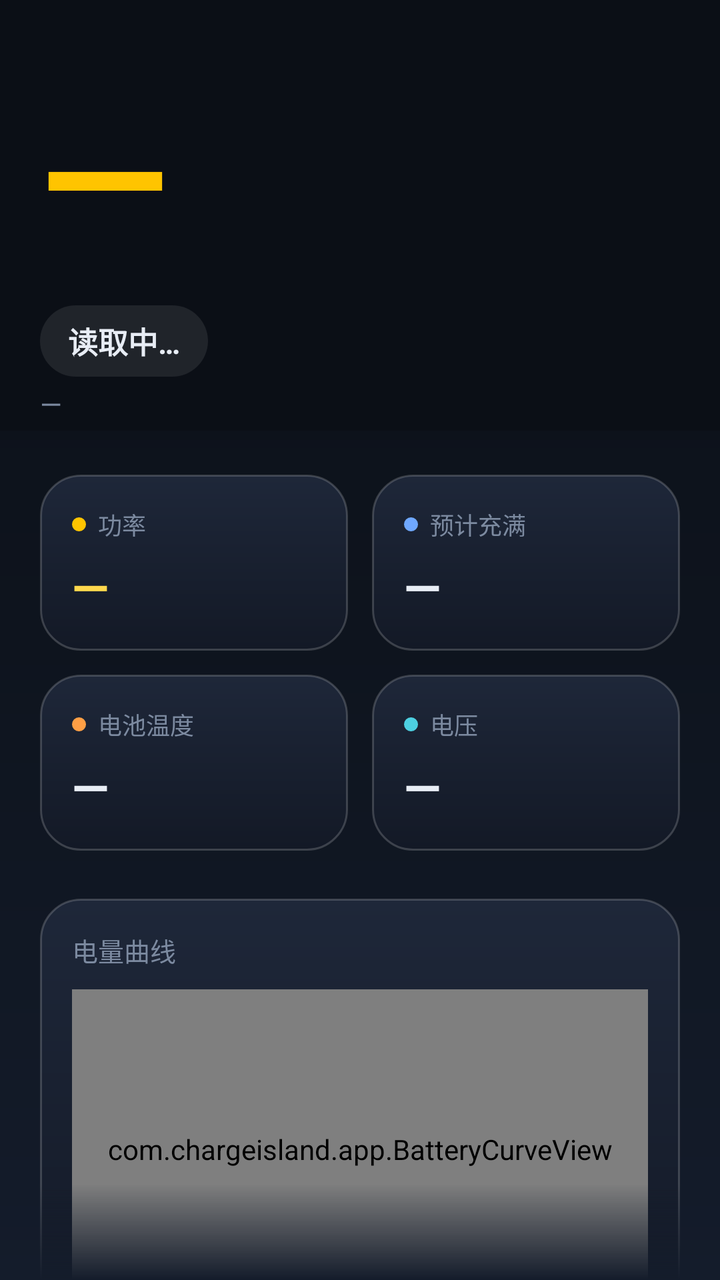
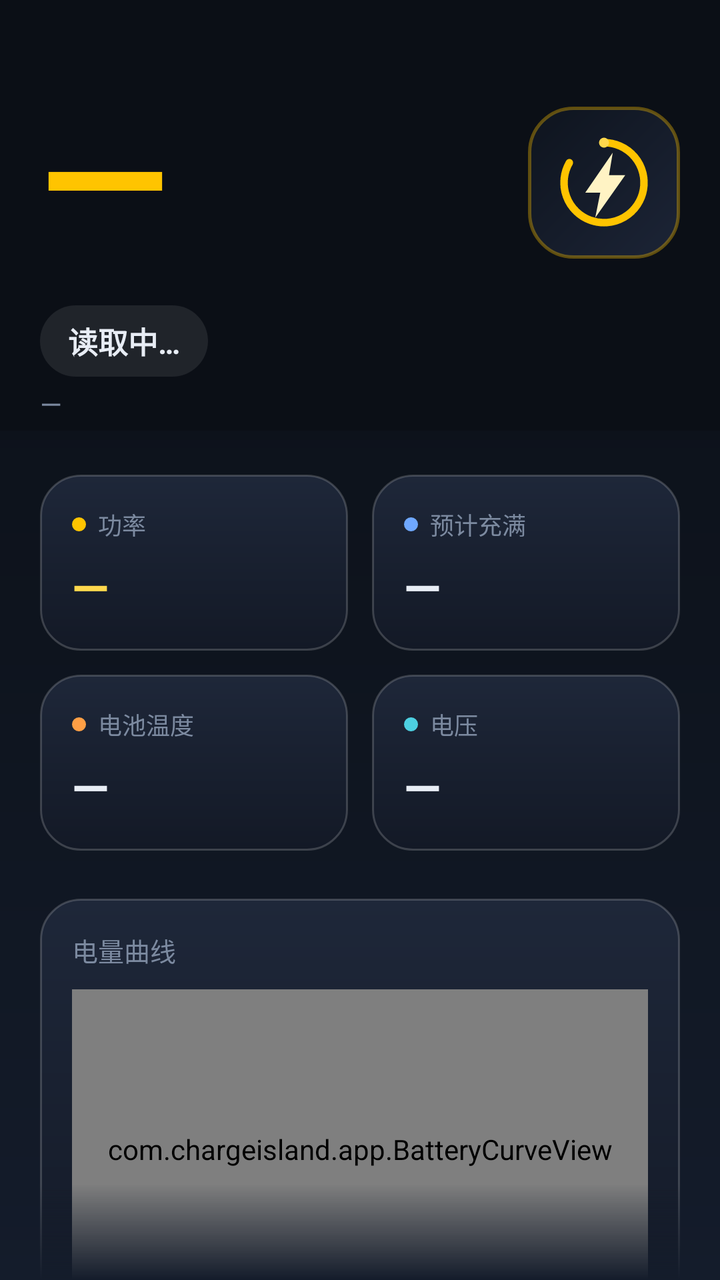

Compare the two renders of this Android layout. The source of the first and the diff that turns it into the second are given below.
<!-- AndroidManifest.xml: activity theme android:Theme.Material.NoActionBar -->
<!-- res/layout/activity_main.xml -->
<?xml version="1.0" encoding="utf-8"?>
<LinearLayout xmlns:android="http://schemas.android.com/apk/res/android"
    android:layout_width="match_parent"
    android:layout_height="match_parent"
    android:background="@drawable/bg_gradient"
    android:orientation="vertical">

    
    <LinearLayout
        android:id="@+id/header"
        android:layout_width="match_parent"
        android:layout_height="wrap_content"
        android:background="#0B0F16"
        android:orientation="vertical"
        android:paddingStart="20dp"
        android:paddingTop="28dp"
        android:paddingEnd="20dp"
        android:paddingBottom="4dp">

        <TextView
            android:id="@+id/tvLevel"
            android:layout_width="wrap_content"
            android:layout_height="wrap_content"
            android:layout_marginTop="14dp"
            android:includeFontPadding="false"
            android:text="—"
            android:textColor="#FFC400"
            android:textSize="84sp"
            android:textStyle="bold" />

        <TextView
            android:id="@+id/tvStatus"
            android:layout_width="wrap_content"
            android:layout_height="wrap_content"
            android:layout_marginTop="12dp"
            android:background="@drawable/pill_badge"
            android:includeFontPadding="false"
            android:paddingStart="14dp"
            android:paddingTop="7dp"
            android:paddingEnd="14dp"
            android:paddingBottom="7dp"
            android:text="读取中…"
            android:textColor="#E8EDF5"
            android:textSize="15sp"
            android:textStyle="bold" />

        <TextView
            android:id="@+id/tvPlug"
            android:layout_width="wrap_content"
            android:layout_height="wrap_content"
            android:layout_marginTop="4dp"
            android:text="—"
            android:textColor="#7C8AA0"
            android:textSize="14sp" />

        
        <LinearLayout
            android:id="@+id/miniBar"
            android:layout_width="match_parent"
            android:layout_height="wrap_content"
            android:layout_marginTop="12dp"
            android:baselineAligned="false"
            android:orientation="horizontal"
            android:visibility="gone">

            <LinearLayout
                android:layout_width="0dp"
                android:layout_height="wrap_content"
                android:layout_weight="1"
                android:orientation="vertical">

                <TextView
                    android:layout_width="wrap_content"
                    android:layout_height="wrap_content"
                    android:text="功率"
                    android:textColor="#7C8AA0"
                    android:textSize="10sp" />

                <TextView
                    android:id="@+id/tvPowerMini"
                    android:layout_width="wrap_content"
                    android:layout_height="wrap_content"
                    android:layout_marginTop="2dp"
                    android:text="—"
                    android:textColor="#FFD84D"
                    android:textSize="16sp"
                    android:textStyle="bold" />
            </LinearLayout>

            <LinearLayout
                android:layout_width="0dp"
                android:layout_height="wrap_content"
                android:layout_weight="1"
                android:orientation="vertical">

                <TextView
                    android:id="@+id/tvEtaLabelMini"
                    android:layout_width="wrap_content"
                    android:layout_height="wrap_content"
                    android:text="预计充满"
                    android:textColor="#7C8AA0"
                    android:textSize="10sp" />

                <TextView
                    android:id="@+id/tvEtaMini"
                    android:layout_width="wrap_content"
                    android:layout_height="wrap_content"
                    android:layout_marginTop="2dp"
                    android:text="—"
                    android:textColor="#E8EDF5"
                    android:textSize="16sp"
                    android:textStyle="bold" />
            </LinearLayout>

            <LinearLayout
                android:layout_width="0dp"
                android:layout_height="wrap_content"
                android:layout_weight="1"
                android:orientation="vertical">

                <TextView
                    android:layout_width="wrap_content"
                    android:layout_height="wrap_content"
                    android:text="电池温度"
                    android:textColor="#7C8AA0"
                    android:textSize="10sp" />

                <TextView
                    android:id="@+id/tvTempMini"
                    android:layout_width="wrap_content"
                    android:layout_height="wrap_content"
                    android:layout_marginTop="2dp"
                    android:text="—"
                    android:textColor="#E8EDF5"
                    android:textSize="16sp"
                    android:textStyle="bold" />
            </LinearLayout>

            <LinearLayout
                android:layout_width="0dp"
                android:layout_height="wrap_content"
                android:layout_weight="1"
                android:orientation="vertical">

                <TextView
                    android:layout_width="wrap_content"
                    android:layout_height="wrap_content"
                    android:text="电压"
                    android:textColor="#7C8AA0"
                    android:textSize="10sp" />

                <TextView
                    android:id="@+id/tvVoltageMini"
                    android:layout_width="wrap_content"
                    android:layout_height="wrap_content"
                    android:layout_marginTop="2dp"
                    android:text="—"
                    android:textColor="#E8EDF5"
                    android:textSize="16sp"
                    android:textStyle="bold" />
            </LinearLayout>
        </LinearLayout>
    </LinearLayout>

    <ScrollView
        android:id="@+id/contentScroll"
        android:layout_width="match_parent"
        android:layout_height="0dp"
        android:layout_weight="1"
        android:fadingEdgeLength="48dp"
        android:fillViewport="true"
        android:overScrollMode="never"
        android:requiresFadingEdge="vertical"
        android:scrollbars="none">

        <LinearLayout
            android:layout_width="match_parent"
            android:layout_height="wrap_content"
            android:orientation="vertical"
            android:paddingStart="20dp"
            android:paddingTop="16dp"
            android:paddingEnd="20dp"
            android:paddingBottom="24dp">

            <LinearLayout
                android:layout_width="match_parent"
                android:layout_height="wrap_content"
                android:layout_marginTop="6dp"
                android:baselineAligned="false"
                android:orientation="horizontal">

                <LinearLayout
                    android:layout_width="0dp"
                    android:layout_height="wrap_content"
                    android:layout_weight="1"
                    android:background="@drawable/card_bg"
                    android:orientation="vertical"
                    android:padding="16dp">

                    <LinearLayout
                        android:layout_width="wrap_content"
                        android:layout_height="wrap_content"
                        android:gravity="center_vertical"
                        android:orientation="horizontal">

                        <View
                            android:layout_width="7dp"
                            android:layout_height="7dp"
                            android:layout_marginEnd="6dp"
                            android:background="@drawable/dot_power" />

                        <TextView
                            android:layout_width="wrap_content"
                            android:layout_height="wrap_content"
                            android:text="功率"
                            android:textColor="#7C8AA0"
                            android:textSize="12sp" />
                    </LinearLayout>

                    <TextView
                        android:id="@+id/tvPower"
                        android:layout_width="wrap_content"
                        android:layout_height="wrap_content"
                        android:layout_marginTop="6dp"
                        android:text="—"
                        android:textColor="#FFD84D"
                        android:textSize="24sp"
                        android:textStyle="bold" />
                </LinearLayout>

                <LinearLayout
                    android:layout_width="0dp"
                    android:layout_height="wrap_content"
                    android:layout_marginStart="12dp"
                    android:layout_weight="1"
                    android:background="@drawable/card_bg"
                    android:orientation="vertical"
                    android:padding="16dp">

                    <LinearLayout
                        android:layout_width="wrap_content"
                        android:layout_height="wrap_content"
                        android:gravity="center_vertical"
                        android:orientation="horizontal">

                        <View
                            android:layout_width="7dp"
                            android:layout_height="7dp"
                            android:layout_marginEnd="6dp"
                            android:background="@drawable/dot_eta" />

                        <TextView
                            android:id="@+id/tvEtaLabel"
                            android:layout_width="wrap_content"
                            android:layout_height="wrap_content"
                            android:text="预计充满"
                            android:textColor="#7C8AA0"
                            android:textSize="12sp" />
                    </LinearLayout>

                    <TextView
                        android:id="@+id/tvEta"
                        android:layout_width="wrap_content"
                        android:layout_height="wrap_content"
                        android:layout_marginTop="6dp"
                        android:text="—"
                        android:textColor="#E8EDF5"
                        android:textSize="24sp"
                        android:textStyle="bold" />
                </LinearLayout>
            </LinearLayout>

            <LinearLayout
                android:layout_width="match_parent"
                android:layout_height="wrap_content"
                android:layout_marginTop="12dp"
                android:baselineAligned="false"
                android:orientation="horizontal">

                <LinearLayout
                    android:layout_width="0dp"
                    android:layout_height="wrap_content"
                    android:layout_weight="1"
                    android:background="@drawable/card_bg"
                    android:orientation="vertical"
                    android:padding="16dp">

                    <LinearLayout
                        android:layout_width="wrap_content"
                        android:layout_height="wrap_content"
                        android:gravity="center_vertical"
                        android:orientation="horizontal">

                        <View
                            android:layout_width="7dp"
                            android:layout_height="7dp"
                            android:layout_marginEnd="6dp"
                            android:background="@drawable/dot_temp" />

                        <TextView
                            android:layout_width="wrap_content"
                            android:layout_height="wrap_content"
                            android:text="电池温度"
                            android:textColor="#7C8AA0"
                            android:textSize="12sp" />
                    </LinearLayout>

                    <TextView
                        android:id="@+id/tvTemp"
                        android:layout_width="wrap_content"
                        android:layout_height="wrap_content"
                        android:layout_marginTop="6dp"
                        android:text="—"
                        android:textColor="#E8EDF5"
                        android:textSize="24sp"
                        android:textStyle="bold" />
                </LinearLayout>

                <LinearLayout
                    android:layout_width="0dp"
                    android:layout_height="wrap_content"
                    android:layout_marginStart="12dp"
                    android:layout_weight="1"
                    android:background="@drawable/card_bg"
                    android:orientation="vertical"
                    android:padding="16dp">

                    <LinearLayout
                        android:layout_width="wrap_content"
                        android:layout_height="wrap_content"
                        android:gravity="center_vertical"
                        android:orientation="horizontal">

                        <View
                            android:layout_width="7dp"
                            android:layout_height="7dp"
                            android:layout_marginEnd="6dp"
                            android:background="@drawable/dot_voltage" />

                        <TextView
                            android:layout_width="wrap_content"
                            android:layout_height="wrap_content"
                            android:text="电压"
                            android:textColor="#7C8AA0"
                            android:textSize="12sp" />
                    </LinearLayout>

                    <TextView
                        android:id="@+id/tvVoltage"
                        android:layout_width="wrap_content"
                        android:layout_height="wrap_content"
                        android:layout_marginTop="6dp"
                        android:text="—"
                        android:textColor="#E8EDF5"
                        android:textSize="24sp"
                        android:textStyle="bold" />
                </LinearLayout>
            </LinearLayout>

            <LinearLayout
                android:layout_width="match_parent"
                android:layout_height="wrap_content"
                android:layout_marginTop="24dp"
                android:background="@drawable/card_bg"
                android:orientation="vertical"
                android:padding="16dp">

                <TextView
                    android:layout_width="wrap_content"
                    android:layout_height="wrap_content"
                    android:text="电量曲线"
                    android:textColor="#7C8AA0"
                    android:textSize="13sp" />

                <com.chargeisland.app.BatteryCurveView
                    android:id="@+id/curve"
                    android:layout_width="match_parent"
                    android:layout_height="160dp"
                    android:layout_marginTop="10dp" />
            </LinearLayout>

            <Button
                android:id="@+id/btnToggle"
                android:layout_width="match_parent"
                android:layout_height="56dp"
                android:layout_marginTop="26dp"
                android:background="@drawable/btn_primary_bg"
                android:text="开始监控充电进度"
                android:textColor="#10151F"
                android:textSize="16sp"
                android:textStyle="bold" />

            <LinearLayout
                android:layout_width="match_parent"
                android:layout_height="wrap_content"
                android:layout_marginTop="16dp"
                android:gravity="center_vertical"
                android:orientation="horizontal">

                <TextView
                    android:id="@+id/tvPromoted"
                    android:layout_width="0dp"
                    android:layout_height="wrap_content"
                    android:layout_weight="1"
                    android:text="实时动态：检测中…"
                    android:textColor="#7C8AA0"
                    android:textSize="13sp" />
            </LinearLayout>

            <LinearLayout
                android:layout_width="match_parent"
                android:layout_height="wrap_content"
                android:layout_marginTop="10dp"
                android:orientation="horizontal">

                <Button
                    android:id="@+id/btnLiveSettings"
                    android:layout_width="0dp"
                    android:layout_height="44dp"
                    android:layout_weight="1"
                    android:background="@drawable/btn_ghost_bg"
                    android:text="实时动态设置"
                    android:textColor="#6FA8FF"
                    android:textSize="12sp" />

                <Button
                    android:id="@+id/btnCheckUpdate"
                    android:layout_width="0dp"
                    android:layout_height="44dp"
                    android:layout_marginStart="10dp"
                    android:layout_weight="1"
                    android:background="@drawable/btn_ghost_bg"
                    android:text="检查更新"
                    android:textColor="#6FA8FF"
                    android:textSize="12sp" />

                <Button
                    android:id="@+id/btnChangelog"
                    android:layout_width="0dp"
                    android:layout_height="44dp"
                    android:layout_marginStart="10dp"
                    android:layout_weight="1"
                    android:background="@drawable/btn_ghost_bg"
                    android:text="更新日志"
                    android:textColor="#6FA8FF"
                    android:textSize="12sp" />
            </LinearLayout>

            <TextView
                android:id="@+id/tvHint"
                android:layout_width="match_parent"
                android:layout_height="wrap_content"
                android:layout_marginTop="14dp"
                android:layout_marginBottom="8dp"
                android:lineSpacingExtra="3dp"
                android:text="开启后常驻通知并请求实时动态提升；插电或开机时自动启动，无需手动确认。若背屏未显示充电进度：请到 设置 → 妙享背屏 → 背屏通知，开启「背屏通知」与「显示通知详情」。"
                android:textColor="#7C8AA0"
                android:textSize="13sp" />
        </LinearLayout>
    </ScrollView>
</LinearLayout>
<!-- resources referenced by this layout -->
<resources>
  <!-- drawable bg_gradient (drawable) -->
  <?xml version="1.0" encoding="utf-8"?>
  <shape xmlns:android="http://schemas.android.com/apk/res/android">
      <gradient
          android:angle="270"
          android:startColor="#0B0F16"
          android:centerColor="#0E141E"
          android:endColor="#141C2B"
          android:type="linear" />
  </shape>
  <!-- drawable btn_ghost_bg (drawable) -->
  <?xml version="1.0" encoding="utf-8"?>
  <shape xmlns:android="http://schemas.android.com/apk/res/android">
      <solid android:color="#1A2130" />
      <stroke
          android:width="1dp"
          android:color="#3AFFFFFF" />
      <corners android:radius="99dp" />
  </shape>
  <!-- drawable btn_primary_bg (drawable) -->
  <?xml version="1.0" encoding="utf-8"?>
  <shape xmlns:android="http://schemas.android.com/apk/res/android">
      <gradient
          android:angle="0"
          android:startColor="#FFD84D"
          android:endColor="#FFA726"
          android:type="linear" />
      <corners android:radius="26dp" />
  </shape>
  <!-- drawable card_bg (drawable) -->
  <?xml version="1.0" encoding="utf-8"?>
  <shape xmlns:android="http://schemas.android.com/apk/res/android">
      <gradient
          android:angle="270"
          android:endColor="#131926"
          android:startColor="#1E2739" />
      <stroke
          android:width="1dp"
          android:color="#2EFFFFFF" />
      <corners android:radius="20dp" />
  </shape>
  <!-- drawable dot_eta (drawable) -->
  <?xml version="1.0" encoding="utf-8"?>
  <shape xmlns:android="http://schemas.android.com/apk/res/android" android:shape="oval">
      <solid android:color="#6FA8FF" />
      <size
          android:width="7dp"
          android:height="7dp" />
  </shape>
  <!-- drawable dot_power (drawable) -->
  <?xml version="1.0" encoding="utf-8"?>
  <shape xmlns:android="http://schemas.android.com/apk/res/android" android:shape="oval">
      <solid android:color="#FFC400" />
      <size
          android:width="7dp"
          android:height="7dp" />
  </shape>
  <!-- drawable dot_temp (drawable) -->
  <?xml version="1.0" encoding="utf-8"?>
  <shape xmlns:android="http://schemas.android.com/apk/res/android" android:shape="oval">
      <solid android:color="#FF9F45" />
      <size
          android:width="7dp"
          android:height="7dp" />
  </shape>
  <!-- drawable dot_voltage (drawable) -->
  <?xml version="1.0" encoding="utf-8"?>
  <shape xmlns:android="http://schemas.android.com/apk/res/android" android:shape="oval">
      <solid android:color="#4DD0E1" />
      <size
          android:width="7dp"
          android:height="7dp" />
  </shape>
  <!-- drawable pill_badge (drawable) -->
  <?xml version="1.0" encoding="utf-8"?>
  <shape xmlns:android="http://schemas.android.com/apk/res/android">
      <solid android:color="#16FFFFFF" />
      <corners android:radius="99dp" />
  </shape>
</resources>

<!-- the commit's change to res/layout/activity_main.xml (unified diff, before → after) -->
@@ -17,16 +17,34 @@
         android:paddingEnd="20dp"
         android:paddingBottom="4dp">
 
-        <TextView
-            android:id="@+id/tvLevel"
-            android:layout_width="wrap_content"
+        
+        <RelativeLayout
+            android:layout_width="match_parent"
             android:layout_height="wrap_content"
-            android:layout_marginTop="14dp"
-            android:includeFontPadding="false"
-            android:text="—"
-            android:textColor="#FFC400"
-            android:textSize="84sp"
-            android:textStyle="bold" />
+            android:layout_marginTop="14dp">
+
+            <TextView
+                android:id="@+id/tvLevel"
+                android:layout_width="wrap_content"
+                android:layout_height="wrap_content"
+                android:layout_centerVertical="true"
+                android:includeFontPadding="false"
+                android:text="—"
+                android:textColor="#FFC400"
+                android:textSize="84sp"
+                android:textStyle="bold" />
+
+            <ImageView
+                android:id="@+id/ivBadge"
+                android:layout_width="76dp"
+                android:layout_height="76dp"
+                android:layout_alignParentEnd="true"
+                android:layout_centerVertical="true"
+                android:background="@drawable/badge_bg"
+                android:contentDescription="充电进度岛徽章"
+                android:padding="8dp"
+                android:src="@drawable/ic_badge_ring" />
+        </RelativeLayout>
 
         <TextView
             android:id="@+id/tvStatus"
<!-- resource entries referenced after the edit -->
@@ -1,5 +1,17 @@
 <!-- resources referenced by this layout -->
 <resources>
+  <!-- drawable badge_bg (drawable) -->
+  <?xml version="1.0" encoding="utf-8"?>
+  <shape xmlns:android="http://schemas.android.com/apk/res/android">
+      <gradient
+          android:angle="135"
+          android:endColor="#0E141E"
+          android:startColor="#1C2436" />
+      <stroke
+          android:width="1.5dp"
+          android:color="#59FFC400" />
+      <corners android:radius="22dp" />
+  </shape>
   <!-- drawable bg_gradient (drawable) -->
   <?xml version="1.0" encoding="utf-8"?>
   <shape xmlns:android="http://schemas.android.com/apk/res/android">
@@ -73,6 +85,31 @@
           android:width="7dp"
           android:height="7dp" />
   </shape>
+  <!-- drawable ic_badge_ring (drawable) -->
+  <?xml version="1.0" encoding="utf-8"?>
+  <vector xmlns:android="http://schemas.android.com/apk/res/android"
+      android:width="76dp"
+      android:height="76dp"
+      android:viewportWidth="96"
+      android:viewportHeight="96">
+  
+      
+      <path
+          android:pathData="M48,16 A32,32 0 1 1 20.3,32"
+          android:strokeColor="#FFC400"
+          android:strokeLineCap="round"
+          android:strokeWidth="6" />
+  
+      
+      <path
+          android:fillColor="#FFD84D"
+          android:pathData="M48,16 m-4,0 a4,4 0 1,0 8,0 a4,4 0 1,0 -8,0" />
+  
+      
+      <path
+          android:fillColor="#FFF3C4"
+          android:pathData="M55,24 L33,56 L45,56 L41,76 L65,42 L52,42 Z" />
+  </vector>
   <!-- drawable pill_badge (drawable) -->
   <?xml version="1.0" encoding="utf-8"?>
   <shape xmlns:android="http://schemas.android.com/apk/res/android">
